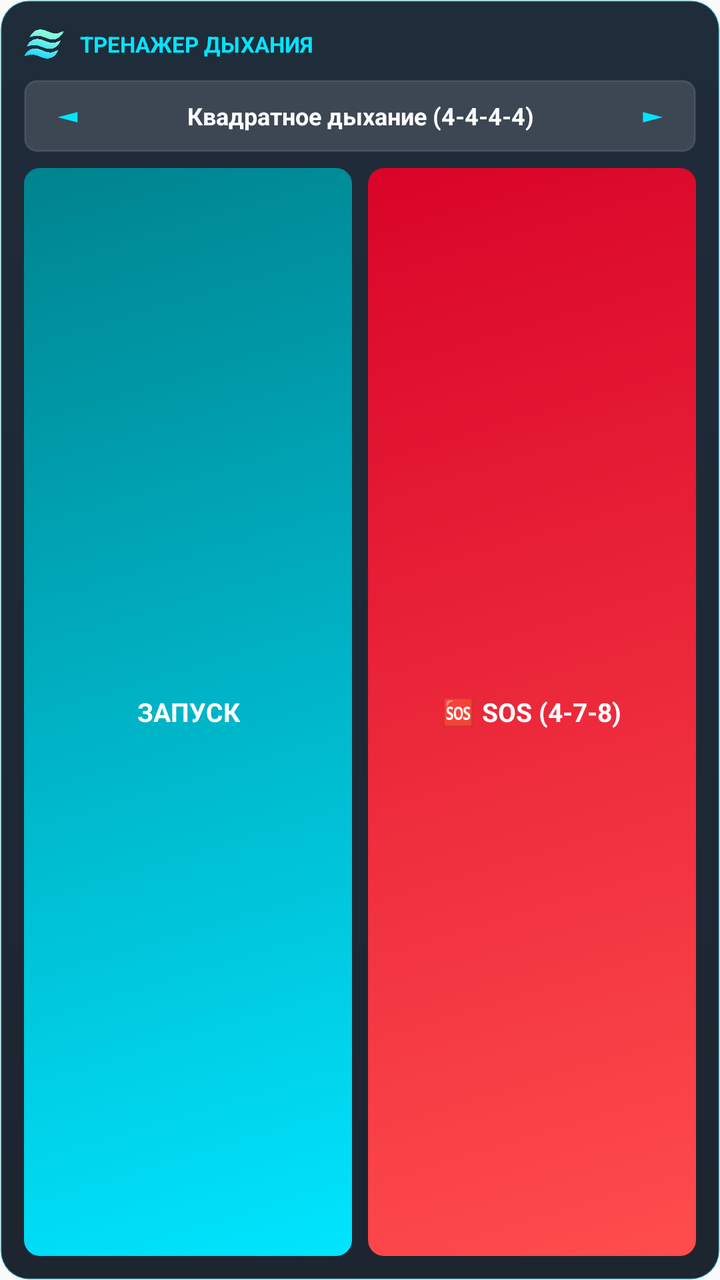
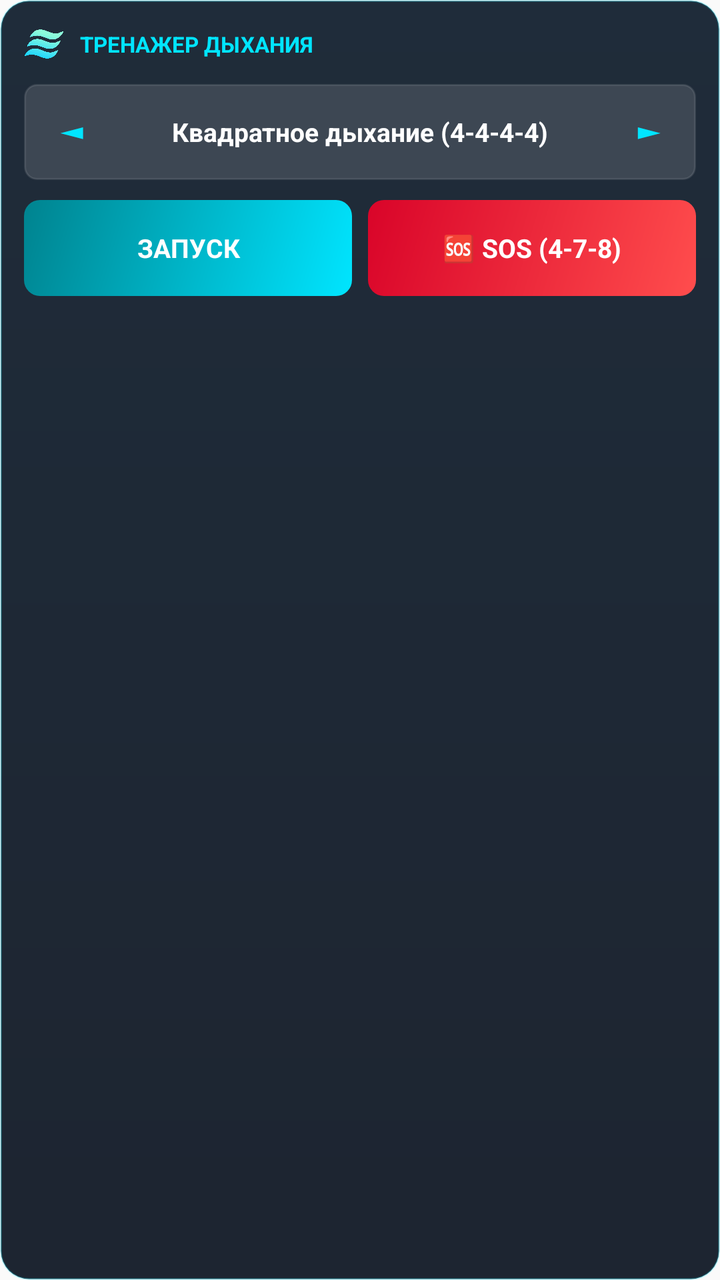

Screens rendered from an Android XML layout before and after an edit, with the pre-edit source and the edit as a unified diff.
<!-- AndroidManifest.xml: application theme Theme.BreathingTrainer -->
<!-- res/layout/widget_breathing_4x2.xml -->
<?xml version="1.0" encoding="utf-8"?>
<LinearLayout xmlns:android="http://schemas.android.com/apk/res/android"
    android:layout_width="match_parent"
    android:layout_height="match_parent"
    android:background="@drawable/bg_widget_card"
    android:orientation="vertical"
    android:padding="12dp">

    
    <LinearLayout
        android:layout_width="match_parent"
        android:layout_height="wrap_content"
        android:gravity="center_vertical"
        android:orientation="horizontal">

        <ImageView
            android:layout_width="20dp"
            android:layout_height="20dp"
            android:contentDescription="Logo"
            android:src="@drawable/ic_logo" />

        <TextView
            android:layout_width="wrap_content"
            android:layout_height="wrap_content"
            android:layout_marginStart="8dp"
            android:text="ТРЕНАЖЕР ДЫХАНИЯ"
            android:textColor="#00E5FF"
            android:textSize="11sp"
            android:textStyle="bold" />
    </LinearLayout>

    
    <LinearLayout
        android:layout_width="match_parent"
        android:layout_height="36dp"
        android:layout_marginTop="8dp"
        android:background="@drawable/bg_widget_selector"
        android:gravity="center_vertical"
        android:orientation="horizontal"
        android:paddingHorizontal="4dp">

        <TextView
            android:id="@+id/widget_btn_prev_technique"
            android:layout_width="36dp"
            android:layout_height="match_parent"
            android:gravity="center"
            android:text="◄"
            android:textColor="#00E5FF"
            android:textSize="14sp"
            android:textStyle="bold" />

        <TextView
            android:id="@+id/widget_tv_technique_title"
            android:layout_width="0dp"
            android:layout_height="wrap_content"
            android:layout_weight="1"
            android:ellipsize="end"
            android:gravity="center"
            android:maxLines="1"
            android:text="Квадратное дыхание (4-4-4-4)"
            android:textColor="#FFFFFF"
            android:textSize="12sp"
            android:textStyle="bold" />

        <TextView
            android:id="@+id/widget_btn_next_technique"
            android:layout_width="36dp"
            android:layout_height="match_parent"
            android:gravity="center"
            android:text="►"
            android:textColor="#00E5FF"
            android:textSize="14sp"
            android:textStyle="bold" />
    </LinearLayout>

    
    <LinearLayout
        android:layout_width="match_parent"
        android:layout_height="0dp"
        android:layout_marginTop="8dp"
        android:layout_weight="1"
        android:gravity="center"
        android:orientation="horizontal">

        <TextView
            android:id="@+id/widget_btn_start"
            android:layout_width="0dp"
            android:layout_height="match_parent"
            android:layout_marginEnd="4dp"
            android:layout_weight="1"
            android:background="@drawable/bg_widget_start_btn"
            android:gravity="center"
            android:text="ЗАПУСК"
            android:textColor="#FFFFFF"
            android:textSize="13sp"
            android:textStyle="bold" />

        <TextView
            android:id="@+id/widget_btn_sos"
            android:layout_width="0dp"
            android:layout_height="match_parent"
            android:layout_marginStart="4dp"
            android:layout_weight="1"
            android:background="@drawable/bg_widget_sos_btn"
            android:gravity="center"
            android:text="🆘 SOS (4-7-8)"
            android:textColor="#FFFFFF"
            android:textSize="13sp"
            android:textStyle="bold" />
    </LinearLayout>

</LinearLayout>
<!-- resources referenced by this layout -->
<resources>
  <!-- drawable bg_widget_card (drawable) -->
  <?xml version="1.0" encoding="utf-8"?>
  <shape xmlns:android="http://schemas.android.com/apk/res/android"
      android:shape="rectangle">
      <gradient
          android:angle="270"
          android:startColor="#EC0D1B2A"
          android:endColor="#EC0B1320" />
      <corners android:radius="14dp" />
      <stroke
          android:width="1dp"
          android:color="#3300E5FF" />
  </shape>
  <!-- drawable bg_widget_selector (drawable) -->
  <?xml version="1.0" encoding="utf-8"?>
  <shape xmlns:android="http://schemas.android.com/apk/res/android"
      android:shape="rectangle">
      <solid android:color="#22FFFFFF" />
      <corners android:radius="6dp" />
      <stroke
          android:width="1dp"
          android:color="#1AFFFFFF" />
  </shape>
  <!-- drawable bg_widget_sos_btn (drawable) -->
  <?xml version="1.0" encoding="utf-8"?>
  <shape xmlns:android="http://schemas.android.com/apk/res/android"
      android:shape="rectangle">
      <gradient
          android:angle="135"
          android:startColor="#FF4D4D"
          android:endColor="#D90429" />
      <corners android:radius="8dp" />
  </shape>
  <!-- drawable bg_widget_start_btn (drawable) -->
  <?xml version="1.0" encoding="utf-8"?>
  <shape xmlns:android="http://schemas.android.com/apk/res/android"
      android:shape="rectangle">
      <gradient
          android:angle="135"
          android:startColor="#00E5FF"
          android:endColor="#00838F" />
      <corners android:radius="8dp" />
  </shape>
  <!-- drawable ic_logo: png bitmap (drawable, 27796 bytes) -->
  <style name="Theme.BreathingTrainer" parent="android:Theme.Material.Light.NoActionBar" />
</resources>

<!-- the commit's change to res/layout/widget_breathing_4x2.xml (unified diff, before → after) -->
@@ -32,8 +32,8 @@
     
     <LinearLayout
         android:layout_width="match_parent"
-        android:layout_height="36dp"
-        android:layout_marginTop="8dp"
+        android:layout_height="48dp"
+        android:layout_marginTop="10dp"
         android:background="@drawable/bg_widget_selector"
         android:gravity="center_vertical"
         android:orientation="horizontal"
@@ -41,12 +41,12 @@
 
         <TextView
             android:id="@+id/widget_btn_prev_technique"
-            android:layout_width="36dp"
+            android:layout_width="40dp"
             android:layout_height="match_parent"
             android:gravity="center"
             android:text="◄"
             android:textColor="#00E5FF"
-            android:textSize="14sp"
+            android:textSize="16sp"
             android:textStyle="bold" />
 
         <TextView
@@ -59,27 +59,26 @@
             android:maxLines="1"
             android:text="Квадратное дыхание (4-4-4-4)"
             android:textColor="#FFFFFF"
-            android:textSize="12sp"
+            android:textSize="13sp"
             android:textStyle="bold" />
 
         <TextView
             android:id="@+id/widget_btn_next_technique"
-            android:layout_width="36dp"
+            android:layout_width="40dp"
             android:layout_height="match_parent"
             android:gravity="center"
             android:text="►"
             android:textColor="#00E5FF"
-            android:textSize="14sp"
+            android:textSize="16sp"
             android:textStyle="bold" />
     </LinearLayout>
 
     
     <LinearLayout
         android:layout_width="match_parent"
-        android:layout_height="0dp"
-        android:layout_marginTop="8dp"
-        android:layout_weight="1"
-        android:gravity="center"
+        android:layout_height="48dp"
+        android:layout_marginTop="10dp"
+        android:gravity="center_vertical"
         android:orientation="horizontal">
 
         <TextView
